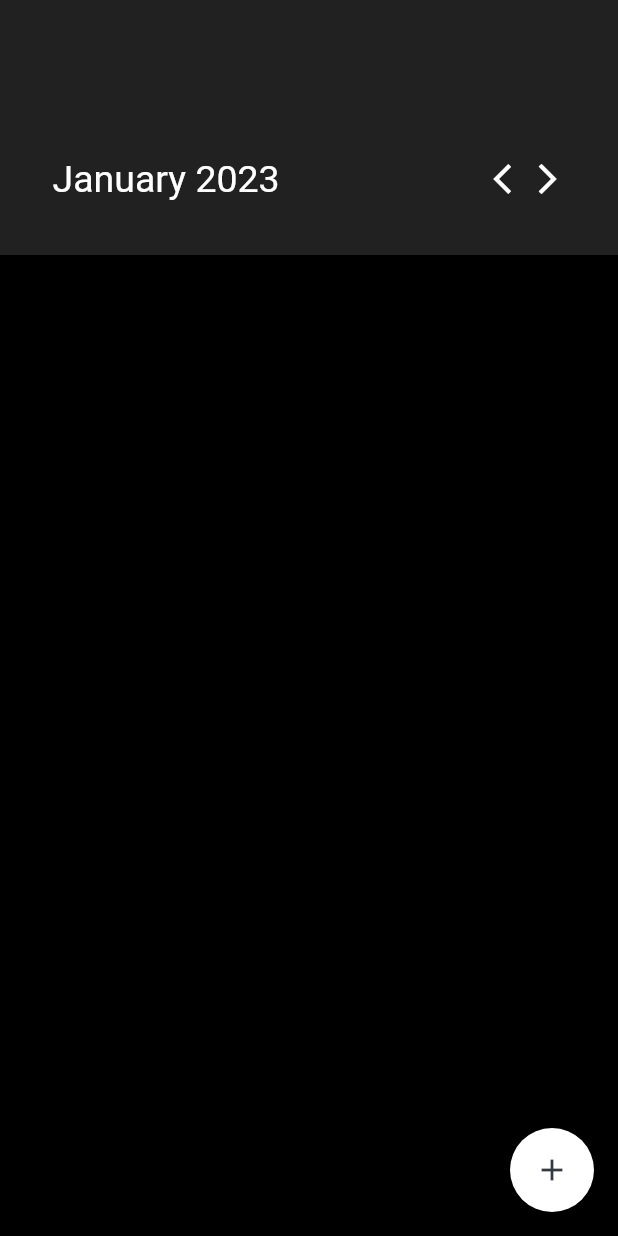
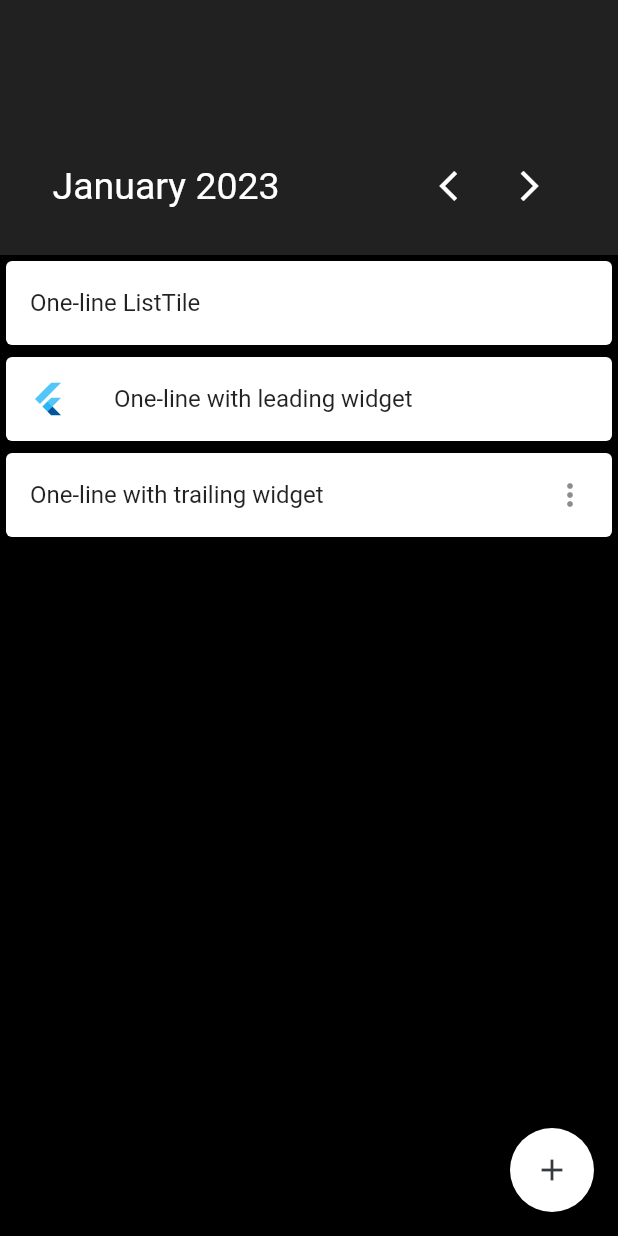
Before and after one commit to angelinetanvy/mycal, a Flutter app: the screen it shows after launch, on a phone screen of 412 x 824 dp. Run offline on Flutter 3.47's test engine with Material 2 defaults, Android fonts, the phone set to English and light mode, and no system bars; our stand-ins replace flutter_datetime_picker, universal_io.

Commit message:
navigation arrow working

```diff
--- a/lib/month.dart
+++ b/lib/month.dart
@@ -4,6 +4,7 @@ import 'package:uuid/uuid.dart';
 import 'package:http/http.dart' as http;
 import 'package:universal_io/io.dart';
 import 'new_event.dart';
+import 'package:intl/intl.dart';
 
 class MonthPage extends StatefulWidget {
   const MonthPage({super.key});
@@ -13,6 +14,17 @@ class MonthPage extends StatefulWidget {
 }
 
 class _MonthPage extends State<MonthPage> {
+    DateTime currDate = DateTime.now();
+
+    void nextMonth() {
+        var daysMonth = DateTime(currDate.year, currDate.month + 1, 0).day - currDate.day + 1;
+        setState((){ currDate = currDate.add(Duration(days:daysMonth));});
+    }
+
+    void previousMonth() {
+        var daysMonth = DateTime(currDate.year, currDate.month, 0).day + currDate.day - 1;
+        setState((){currDate = currDate.subtract(Duration(days:daysMonth));});
+    }
 
   Future<List> getEvents() async{
     final params = {
@@ -31,34 +43,62 @@ class _MonthPage extends State<MonthPage> {
 
   }
 
-  Widget titleSection = Container(
+  Widget titleSection() {
+    final DateFormat formatter = DateFormat('yMMMM');
+    var newDate = formatter.format(currDate);
+    return Container(
         color:Colors.grey[900],
         height: 170,
-    padding: const EdgeInsets.all(35),
+        padding: const EdgeInsets.only(left:35,right:35,bottom:10),
         child: Column(
             children:[
                 Container(
-                height:70
+                    height:100
                 ),
                 Container(
                     child:
                         Row(
                             children:[
                                 Expanded(
-                                child: Text("January 2023",style: TextStyle(fontSize: 25, color:Colors.white),)
+                                    child: Text(newDate,style: TextStyle(fontSize: 25, color:Colors.white),)
                                 ),
-                            Icon(
-                                Icons.arrow_back_ios,
+                                IconButton(
+                                    icon: Icon(Icons.arrow_back_ios),
                                     color: Colors.white,
+                                    onPressed: (){ previousMonth();}
                                 ),
-                            Icon(
-                                Icons.arrow_forward_ios,
+                                IconButton(
+                                    icon: Icon(Icons.arrow_forward_ios),
                                     color: Colors.white,
+                                    onPressed: (){ nextMonth();}
                                 ),
                             ]
                         )
                 )
             ]
+        )
+    );
+  }
+
+  Widget grid = SizedBox(
+    height:300,
+    child:ListView(
+      children: const <Widget>[
+        Card(child: ListTile(title: Text('One-line ListTile'))),
+        Card(
+          child: ListTile(
+            leading: FlutterLogo(),
+            title: Text('One-line with leading widget'),
+          ),
+        ),
+        Card(
+          child: ListTile(
+            title: Text('One-line with trailing widget'),
+            trailing: Icon(Icons.more_vert),
+          ),
+        ),
+
+      ],
     )
   );
 
@@ -68,7 +108,8 @@ class _MonthPage extends State<MonthPage> {
         backgroundColor: Colors.black,
         body: Column(
             children:[
-                titleSection,
+                titleSection(),
+                grid
             ]
         ),
         floatingActionButton: FloatingActionButton(
--- a/pubspec.yaml
+++ b/pubspec.yaml
@@ -39,6 +39,8 @@ dependencies:
   http: any
   universal_io: ^2.0.4
   flutter_datetime_picker: ^1.5.1
+  date_format: ^2.0.7
+  intl: ^0.18.0
 
 dev_dependencies:
   flutter_test:
```
Also changed, not shown: pubspec.lock. Lines whose indentation alone changed are shown as unchanged.
